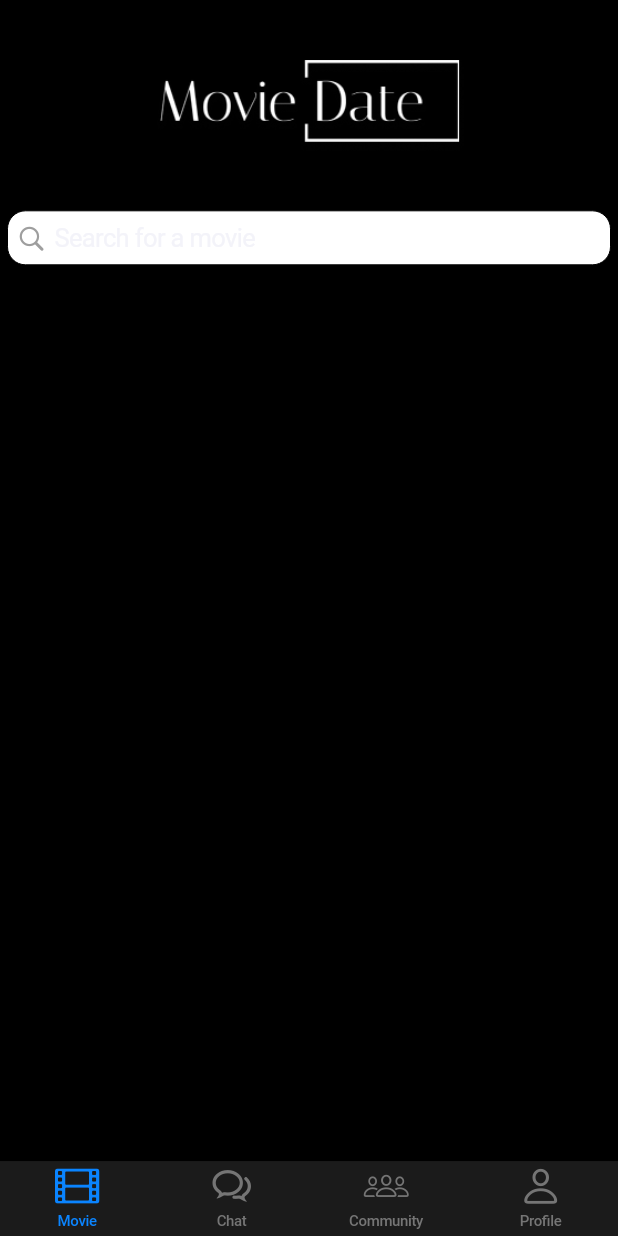
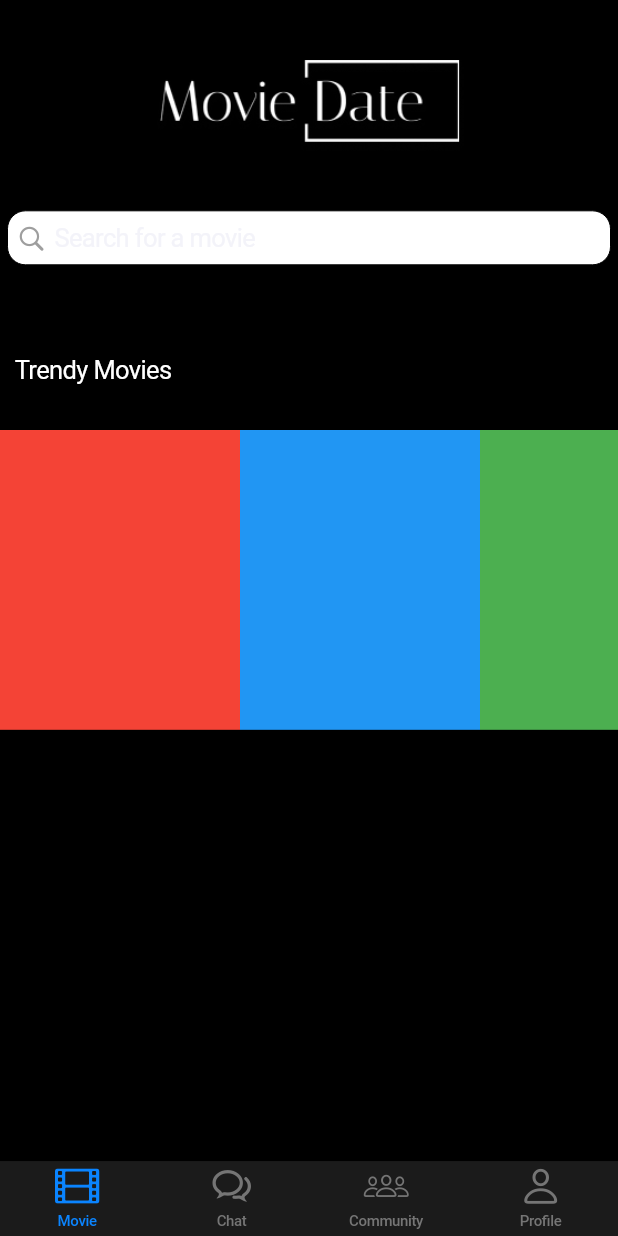
Before and after one commit to hrl-2024/MovieDate, a Flutter app: the screen it shows after launch, on a phone screen of 412 x 824 dp. Run offline on Flutter 3.47's test engine with Material 2 defaults, Android fonts, the light colour scheme and no system bars.

Commit message:
Changed flutter homepage

```diff
--- a/mysample/lib/main.dart
+++ b/mysample/lib/main.dart
@@ -65,7 +65,7 @@ class _MovieHomePage extends State<HomePage> {
   @override
   void initState() {
     super.initState();
-    textController = TextEditingController(text: '');
+    textController = TextEditingController();
   }
 
   @override
@@ -73,24 +73,6 @@ class _MovieHomePage extends State<HomePage> {
     textController.dispose();
     super.dispose();
   }
-
-  // @override
-  // Widget build(BuildContext context) {
-  //   return CupertinoPageScaffold(
-  //     navigationBar: const CupertinoNavigationBar(
-  //       middle: Image(image: AssetImage('assets/MovieDate_logo.png'), width: 200),
-  //     ),
-  //     child: Center(
-  //       child: Padding(
-  //         padding: const EdgeInsets.all(16.0),
-  //         child: CupertinoSearchTextField(
-  //           controller: textController,
-  //           placeholder: 'Search',
-  //         ),
-  //       ),
-  //     ),
-  //   );
-  // }
 
   @override
   Widget build(BuildContext context) {
@@ -122,7 +104,47 @@ class _MovieHomePage extends State<HomePage> {
                       borderRadius: BorderRadius.circular(12),
                     ),
                   ),
-                )
+                ),
+
+                const SizedBox(height: 60),
+
+                Row(children: const [
+                  SizedBox(width: 10,),
+                  Text("Trendy Movies")]
+                ),
+
+                const SizedBox(height: 10),
+
+                Container(
+                  margin: const EdgeInsets.symmetric(vertical: 20.0),
+                  height: 200.0,
+                  child: ListView(
+                    // This next line does the trick.
+                    scrollDirection: Axis.horizontal,
+                    children: [
+                      Container(
+                        width: 160.0,
+                        color: Colors.red,
+                      ),
+                      Container(
+                        width: 160.0,
+                        color: Colors.blue,
+                      ),
+                      Container(
+                        width: 160.0,
+                        color: Colors.green,
+                      ),
+                      Container(
+                        width: 160.0,
+                        color: Colors.yellow,
+                      ),
+                      Container(
+                        width: 160.0,
+                        color: Colors.orange,
+                      ),
+                    ],
+                  ),
+                ),
               ],
             );
           }
```
